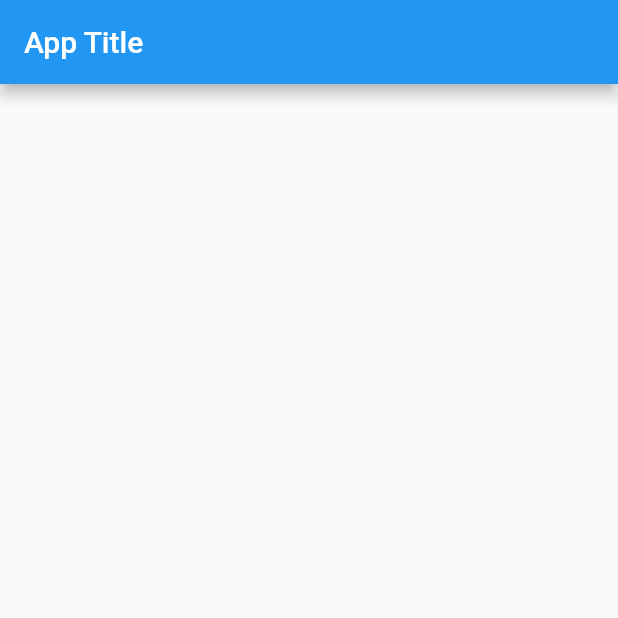
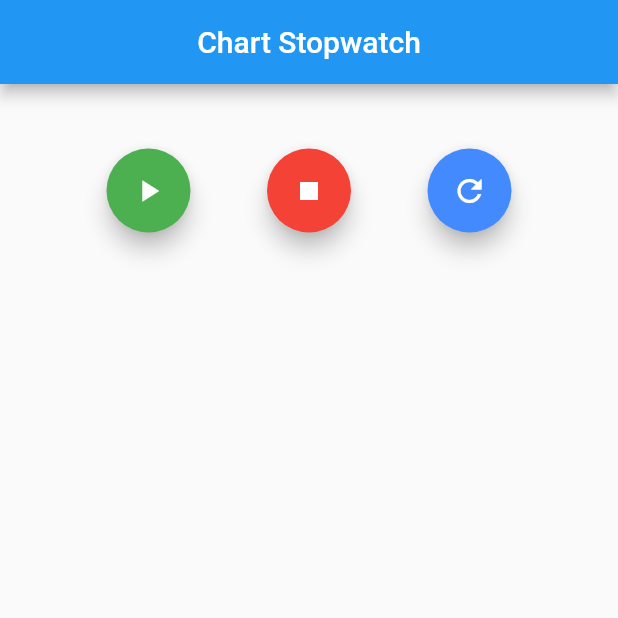
Before and after one commit to soni-aditya/flutter-charts-demo, a Flutter app: the screen it shows after launch, on a phone screen of 412 x 824 dp, the top half of it. Run offline on Flutter 3.47's test engine with Material 2 defaults, Android fonts, the phone set to English and light mode, and no system bars.

Commit message:
feature: Added basic stopwatch functionality.

```diff
--- a/lib/home.dart
+++ b/lib/home.dart
@@ -1,3 +1,5 @@
+import 'dart:async';
+
 import 'package:flutter/material.dart';
 
 class Home extends StatefulWidget {
@@ -6,12 +8,81 @@ class Home extends StatefulWidget {
 }
 
 class _HomeState extends State<Home> {
+  Stopwatch watch = Stopwatch();
+  Timer timer;
+  String elapsedTime = '';
   @override
   Widget build(BuildContext context) {
     return Scaffold(
       appBar: AppBar(
-        title: Text('App Title'),
+        centerTitle: true,
+        title: Text('Chart Stopwatch'),
+      ),
+      body: Container(
+        padding: EdgeInsets.all(20.0),
+        child: Column(
+          children: <Widget>[
+            Text(
+              elapsedTime,
+              style: TextStyle(fontSize: 20.0),
+            ),
+            Row(
+              mainAxisAlignment: MainAxisAlignment.spaceEvenly,
+              children: <Widget>[
+                FloatingActionButton(
+                  onPressed: _startWatch,
+                  backgroundColor: Colors.green,
+                  child: Icon(Icons.play_arrow),
+                ),
+                FloatingActionButton(
+                  onPressed: _stopWatch,
+                  backgroundColor: Colors.red,
+                  child: Icon(Icons.stop),
+                ),
+                FloatingActionButton(
+                  onPressed: _resetWatch,
+                  backgroundColor: Colors.blueAccent,
+                  child: Icon(Icons.refresh),
+                )
+              ],
+            )
+          ],
+        ),
       ),
     );
   }
+
+  _startWatch() {
+    watch.start();
+    _setTime();
+  }
+
+  _stopWatch() {
+    watch.stop();
+    _setTime();
+  }
+
+  _resetWatch() {
+    watch.reset();
+    _setTime();
+  }
+
+  _setTime() {
+    var timeSoFar = watch.elapsedMilliseconds;
+    setState(() {
+      elapsedTime = _transformMilliseconds(timeSoFar);
+    });
+  }
+
+  _transformMilliseconds(int milliseconds) {
+    int hundreds = (milliseconds / 10).truncate();
+    int seconds = (hundreds / 100).truncate();
+    int minutes = (seconds / 60).truncate();
+
+    String minutesStr = (minutes % 60).toString().padLeft(2, '0');
+    String secondStr = (seconds % 60).toString().padLeft(2, '0');
+    String hundredStr = (hundreds % 100).toString().padLeft(2, '0');
+
+    return "$minutesStr : $secondStr : $hundredStr";
+  }
 }
```
